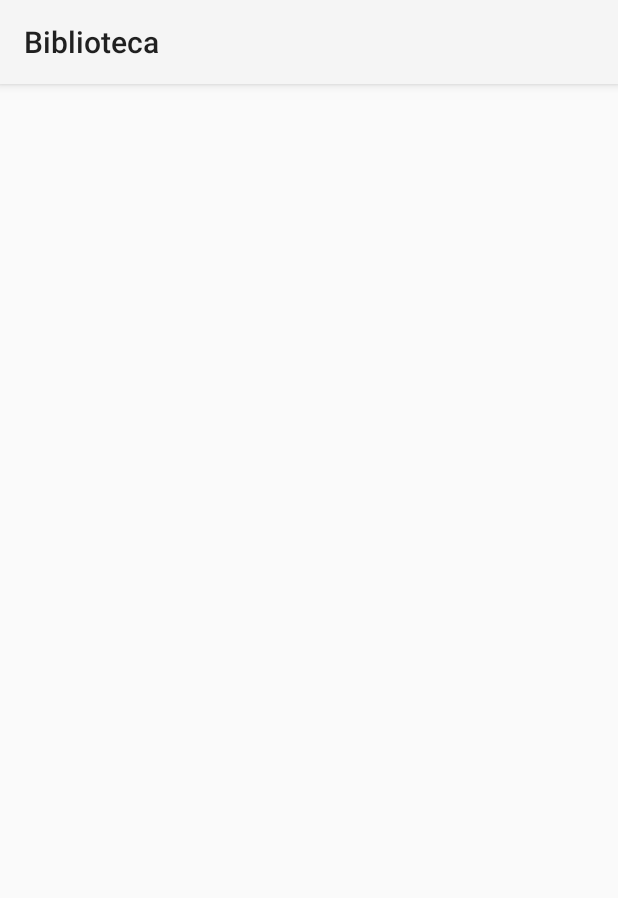
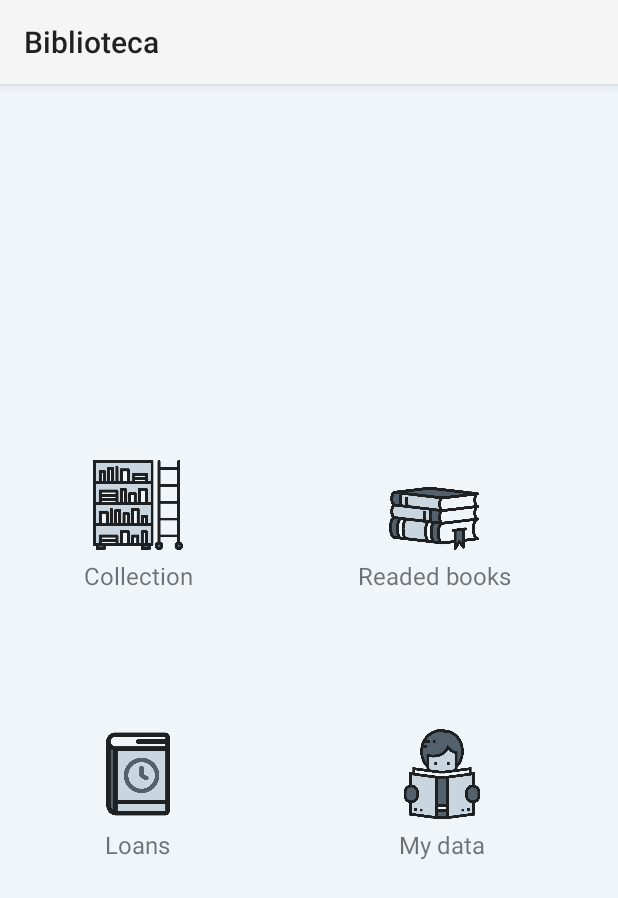
Before and after one commit to alistairaem/Proyecto-Biblioteca-PMDM-21-22, an Android app: the MainUser screen opened directly, with no data from a screen before it, on a phone screen of 412 x 824 dp. Shown: the top 898 px of the screen. Run offline under Robolectric (Android 15) with nearby library versions, the phone set to English and light mode, and no system bars.

Commit message:
Termina formato vertical

```diff
--- a/app/src/main/res/layout/activity_main_user.xml
+++ b/app/src/main/res/layout/activity_main_user.xml
@@ -1,9 +1,109 @@
 <?xml version="1.0" encoding="utf-8"?>
-<androidx.constraintlayout.widget.ConstraintLayout xmlns:android="http://schemas.android.com/apk/res/android"
-    xmlns:app="http://schemas.android.com/apk/res-auto"
-    xmlns:tools="http://schemas.android.com/tools"
+<LinearLayout xmlns:android="http://schemas.android.com/apk/res/android"
     android:layout_width="match_parent"
     android:layout_height="match_parent"
-    tools:context=".MainUser">
+    android:orientation="vertical"
+    android:gravity="center"
+    android:background="@color/principal">
 
-</androidx.constraintlayout.widget.ConstraintLayout>
+    <!-- Menu Superior-->
+    <LinearLayout
+        android:layout_width="300dp"
+        android:layout_height="wrap_content"
+        android:orientation="horizontal"
+        android:gravity="center_vertical"
+        android:layout_marginBottom="80dp">
+        <!-- Coleccion -->
+        <LinearLayout
+            android:id="@+id/coleccionUsuario"
+            android:layout_width="wrap_content"
+            android:layout_height="wrap_content"
+            android:orientation="vertical"
+            android:gravity="center_horizontal"
+            android:layout_marginRight="110dp">
+
+            <ImageView
+                android:layout_width="60dp"
+                android:layout_height="60dp"
+                android:layout_margin="6dp"
+                android:src="@drawable/coleccion"/>
+            <TextView
+                android:layout_width="wrap_content"
+                android:layout_height="wrap_content"
+                android:textSize="16sp"
+                android:text="@string/coleccion"/>
+        </LinearLayout>
+
+        <!-- Libros leidos -->
+        <LinearLayout
+            android:id="@+id/librosUsuario"
+            android:layout_width="wrap_content"
+            android:layout_height="wrap_content"
+            android:orientation="vertical"
+            android:gravity="center_horizontal">
+
+            <ImageView
+                android:layout_width="60dp"
+                android:layout_height="60dp"
+                android:layout_margin="6dp"
+                android:src="@drawable/mis_libros"/>
+            <TextView
+                android:layout_width="wrap_content"
+                android:layout_height="wrap_content"
+                android:textSize="16sp"
+                android:text="@string/leidos"/>
+        </LinearLayout>
+
+    </LinearLayout>
+
+    <!-- Menu inferior -->
+    <LinearLayout
+        android:layout_width="300dp"
+        android:layout_height="wrap_content"
+        android:orientation="horizontal"
+        android:gravity="center_vertical">
+        <!-- Prestamos -->
+        <LinearLayout
+            android:id="@+id/prestamosUsuario"
+            android:layout_width="wrap_content"
+            android:layout_height="wrap_content"
+            android:orientation="vertical"
+            android:gravity="center_horizontal"
+            android:layout_marginRight="125dp">
+
+            <ImageView
+                android:layout_width="60dp"
+                android:layout_height="60dp"
+                android:layout_margin="6dp"
+                android:src="@drawable/libro_prestamo"/>
+            <TextView
+                android:layout_width="wrap_content"
+                android:layout_height="wrap_content"
+                android:textSize="16sp"
+                android:text="@string/prestamos"/>
+        </LinearLayout>
+
+        <!-- Datos usuario -->
+        <LinearLayout
+            android:id="@+id/datosUsuario"
+            android:layout_width="wrap_content"
+            android:layout_height="wrap_content"
+            android:orientation="vertical"
+            android:gravity="center_horizontal"
+            android:padding="5dp">
+
+            <ImageView
+                android:layout_width="60dp"
+                android:layout_height="60dp"
+                android:layout_margin="6dp"
+                android:src="@drawable/usuario"/>
+            <TextView
+                android:layout_width="wrap_content"
+                android:layout_height="wrap_content"
+                android:textSize="16sp"
+                android:text="@string/datosUsuario"/>
+        </LinearLayout>
+
+    </LinearLayout>
+
+</LinearLayout>
--- a/app/src/main/res/values/strings.xml
+++ b/app/src/main/res/values/strings.xml
@@ -5,4 +5,8 @@
     <string name="contraseña">Password</string>
     <string name="recordar_email">Remember email</string>
     <string name="iniciar_sesion">Log in</string>
+    <string name="coleccion">Collection</string>
+    <string name="leidos">Readed books</string>
+    <string name="prestamos">Loans</string>
+    <string name="datosUsuario">My data</string>
 </resources>
```
Also changed, not shown: app/src/main/res/drawable/coleccion.png (added), app/src/main/res/drawable/libro_prestamo.png (added), app/src/main/res/drawable/mis_libros.png (added), app/src/main/res/drawable/usuario.png (added), 2 other files.
